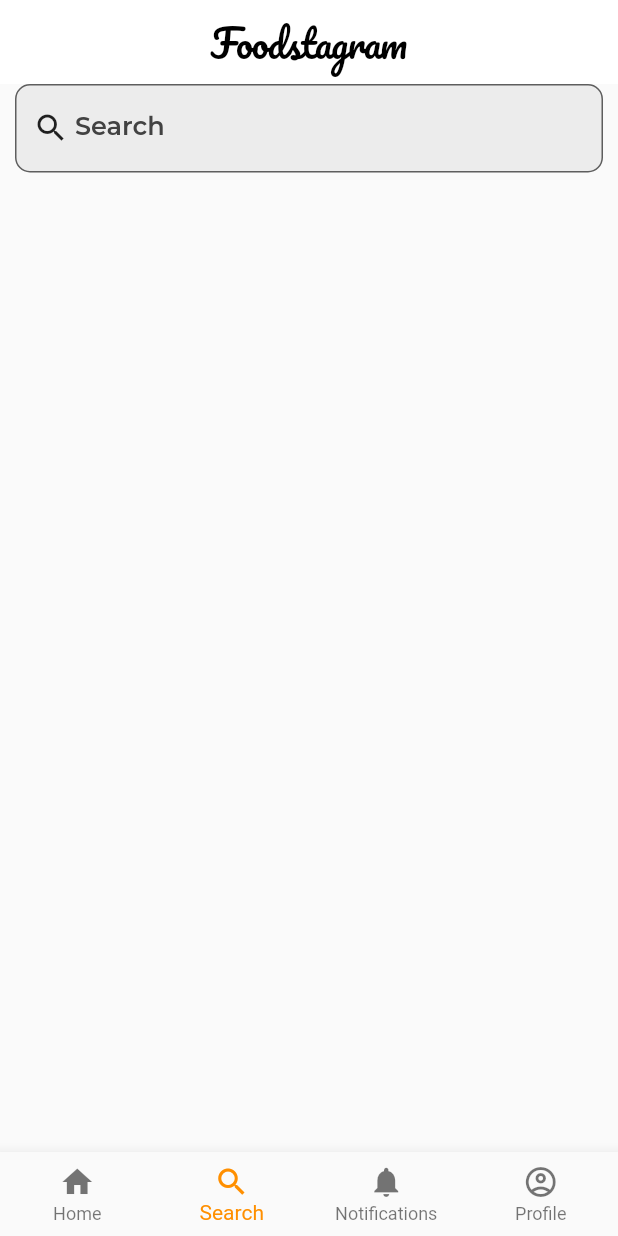
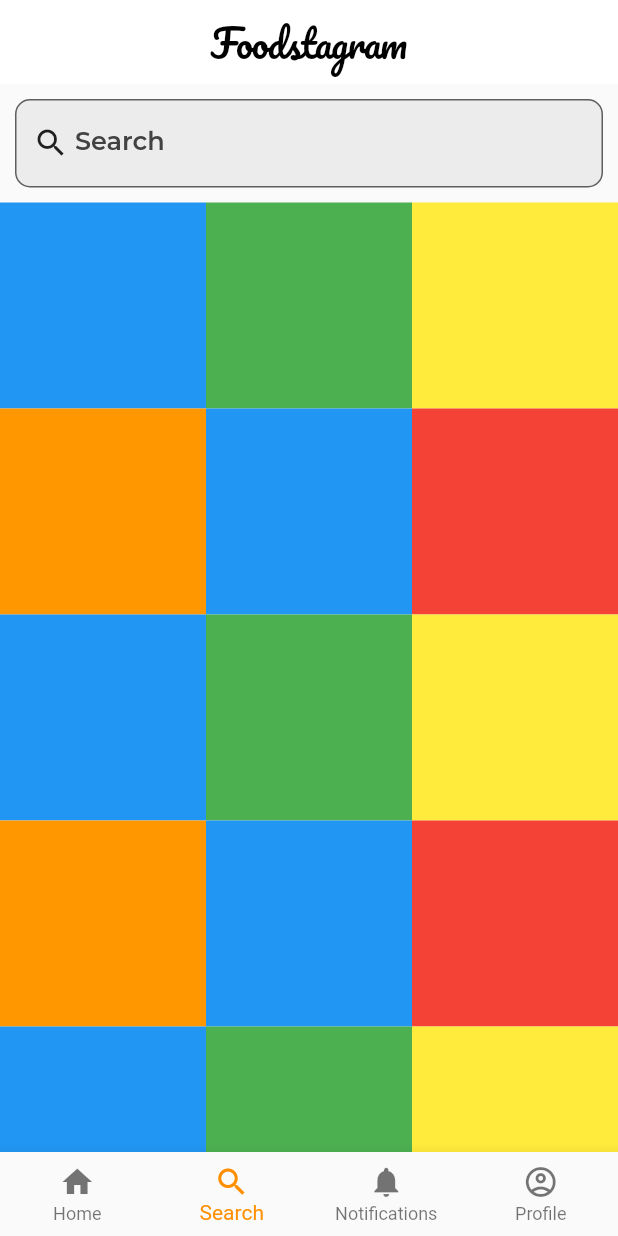
Before and after one commit to mgedikoglu/foodstagram, a Flutter app: the Feed screen opened by its route, item 2 of the bottom bar chosen, on a phone screen of 412 x 824 dp. Run offline on Flutter 3.47's test engine with Material 2 defaults, Android fonts, the phone set to English and light mode, and no system bars; our stand-ins replace email_validator, google_fonts.

Commit message:
updated search view

```diff
--- a/lib/routes/feed.dart
+++ b/lib/routes/feed.dart
@@ -23,7 +23,7 @@ class _FeedState extends State<Feed> {
       TextStyle(fontSize: 30, fontWeight: FontWeight.bold);
   static const List<Widget> _widgetOptions = <Widget>[
     HomeView(),
-    Search(),
+    SearchView(),
     NotificationView(),
     ProfileView(),
   ];
--- a/lib/views/notifications_view.dart
+++ b/lib/views/notifications_view.dart
@@ -66,6 +66,10 @@ class _NotificationViewState extends State<NotificationView> {
                 Notification(),
                 Notification(),
                 Notification(),
+                Notification(),
+                Notification(),
+                Notification(),
+                Notification(),
               ],
             ),
           ),
--- a/lib/views/profile_view.dart
+++ b/lib/views/profile_view.dart
@@ -152,6 +152,18 @@ class _ProfileViewState extends State<ProfileView> {
                 BodyWidget(Colors.orange),
                 BodyWidget(Colors.blue),
                 BodyWidget(Colors.red),
+                BodyWidget(Colors.blue),
+                BodyWidget(Colors.green),
+                BodyWidget(Colors.yellow),
+                BodyWidget(Colors.orange),
+                BodyWidget(Colors.blue),
+                BodyWidget(Colors.red),
+                BodyWidget(Colors.blue),
+                BodyWidget(Colors.green),
+                BodyWidget(Colors.yellow),
+                BodyWidget(Colors.orange),
+                BodyWidget(Colors.blue),
+                BodyWidget(Colors.red),
               ],
             ),
           ),
--- a/lib/views/search_view.dart
+++ b/lib/views/search_view.dart
@@ -7,22 +7,32 @@ import 'package:foodstagram/util/dimensions.dart';
 
 import 'package:email_validator/email_validator.dart';
 
-class Search extends StatefulWidget {
-  const Search();
+class BodyWidget extends StatelessWidget {
+  final Color color;
+
+  BodyWidget(this.color);
+
   @override
-  _SearchState createState() => _SearchState();
+  Widget build(BuildContext context) {
+    return Container(
+      height: 100.0,
+      color: color,
+      alignment: Alignment.center,
+    );
+  }
 }
 
-class _SearchState extends State<Search> {
+class SearchBox extends StatefulWidget {
+  const SearchBox();
+  @override
+  _SearchBoxState createState() => _SearchBoxState();
+}
+
+class _SearchBoxState extends State<SearchBox> {
   @override
   Widget build(BuildContext context) {
-    return Column(children: [
-      SafeArea(
-        child: Column(
-          mainAxisAlignment: MainAxisAlignment.start,
-          children: [
-            Padding(
-              padding: EdgeInsets.symmetric(vertical: 0, horizontal: 10),
+    return Padding(
+        padding: EdgeInsets.symmetric(vertical: 10, horizontal: 10),
         child: Form(
           child: Column(
             crossAxisAlignment: CrossAxisAlignment.stretch,
@@ -53,25 +63,72 @@ class _SearchState extends State<Search> {
                       borderRadius: BorderRadius.circular(10),
                     ),
                   ),
-                        validator: (value) {
-                          if (value != null) {
-                            if (value.isEmpty) {
-                              return 'Cannot leave e-mail empty';
-                            }
-                            if (!EmailValidator.validate(value)) {
-                              return 'Please enter a valid e-mail address';
-                            }
-                          }
-                        },
+                  // validator: (value) {
+                  //   if (value != null) {
+                  //     if (value.isEmpty) {
+                  //       return 'Cannot leave e-mail empty';
+                  //     }
+                  //     if (!EmailValidator.validate(value)) {
+                  //       return 'Please enter a valid e-mail address';
+                  //     }
+                  //   }
+                  // },
                 ),
               ),
             ],
           ),
+        ));
+  }
+}
+
+class SearchView extends StatefulWidget {
+  const SearchView({Key? key}) : super(key: key);
+
+  @override
+  State<SearchView> createState() => _SearchViewState();
+}
+
+class _SearchViewState extends State<SearchView> {
+  @override
+  Widget build(BuildContext context) {
+    return Container(
+      child: CustomScrollView(
+        slivers: <Widget>[
+          SliverList(
+            delegate: SliverChildListDelegate(
+              [
+                SearchBox(),
+              ],
+            ),
+          ),
+          SliverGrid(
+            gridDelegate:
+                SliverGridDelegateWithFixedCrossAxisCount(crossAxisCount: 3),
+            delegate: SliverChildListDelegate(
+              [
+                BodyWidget(Colors.blue),
+                BodyWidget(Colors.green),
+                BodyWidget(Colors.yellow),
+                BodyWidget(Colors.orange),
+                BodyWidget(Colors.blue),
+                BodyWidget(Colors.red),
+                BodyWidget(Colors.blue),
+                BodyWidget(Colors.green),
+                BodyWidget(Colors.yellow),
+                BodyWidget(Colors.orange),
+                BodyWidget(Colors.blue),
+                BodyWidget(Colors.red),
+                BodyWidget(Colors.blue),
+                BodyWidget(Colors.green),
+                BodyWidget(Colors.yellow),
+                BodyWidget(Colors.orange),
+                BodyWidget(Colors.blue),
+                BodyWidget(Colors.red),
+              ],
             ),
           ),
         ],
       ),
-      ),
-    ]);
+    );
   }
 }
```
Lines whose indentation alone changed are shown as unchanged.
